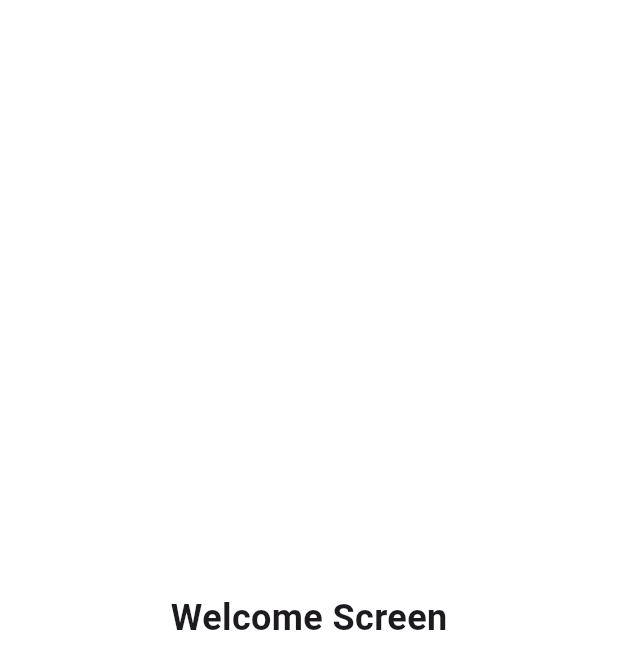
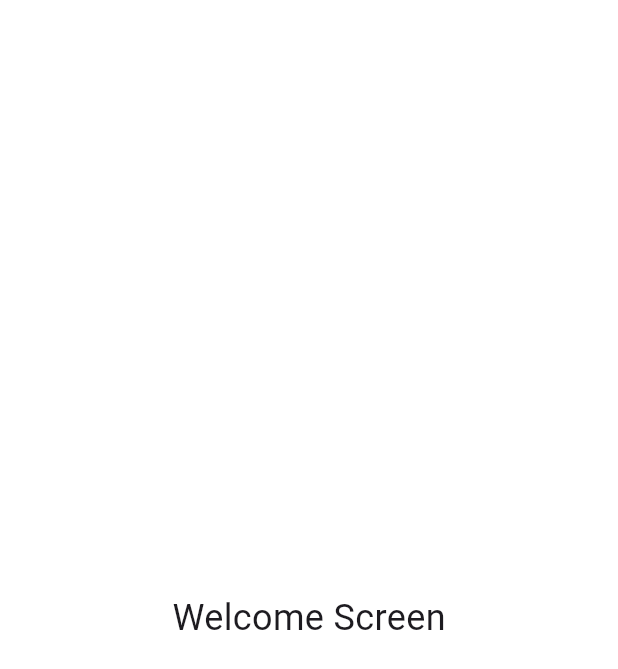
Before and after one commit to rhmtulhnn/umt-elections, a Flutter app: the screen it shows after launch, on a phone screen of 412 x 824 dp. Shown: the top 669 px of the screen. Run offline on Flutter 3.47's test engine with Material 3 defaults, Android fonts, the phone set to English and light mode, and no system bars; our stand-ins replace flutter_riverpod, go_router.

Commit message:
'Upload Project UMT Elections'

```diff
--- a/lib/app/startup/onsplash.dart
+++ b/lib/app/startup/onsplash.dart
@@ -28,8 +28,8 @@ class _SplashScreenState extends State<SplashScreen> {
       body: Center(
         child: Image.asset(
           'assets/images/logo-app.png',
-          width: MediaQuery.of(context).size.width * 0.54,
-          height: MediaQuery.of(context).size.height * 0.54,
+          width: MediaQuery.of(context).size.width * 0.34,
+          height: MediaQuery.of(context).size.height * 0.34,
         ),
       ),
     );
--- a/lib/app/startup/welcome.dart
+++ b/lib/app/startup/welcome.dart
@@ -10,7 +10,10 @@ class WelcomeScreen extends StatelessWidget {
       body: Center(
         child: Text(
           'Welcome Screen',
-          style: TextStyle(fontSize: 24, fontWeight: FontWeight.bold),
+          style: TextStyle(
+            fontSize: 24,
+            fontWeight: FontWeight.normal,
+          ),
         ),
       ),
     );
--- a/lib/main.dart
+++ b/lib/main.dart
@@ -15,7 +15,7 @@ class Elections extends ConsumerWidget {
 
     return MaterialApp.router(
       debugShowCheckedModeBanner: false,
-      title: 'Sawit Monitor',
+      title: 'UMT Elections',
       routerConfig: router,
     );
   }
```
Also changed, not shown: pubspec.yaml (+9 -4 lines), lib/app/auth/login.dart (added), lib/app/auth/register.dart (added), lib/app/auth/reset.dart (added), lib/app/features/home.dart (added), lib/app/features/profile.dart (added), lib/app/features/schedule.dart (added), lib/app/shared/buttons.dart (added), lib/app/shared/colors.dart (added), lib/app/shared/dividers.dart (added), lib/app/shared/fonts.dart (added), pubspec.lock, 9 other files.
